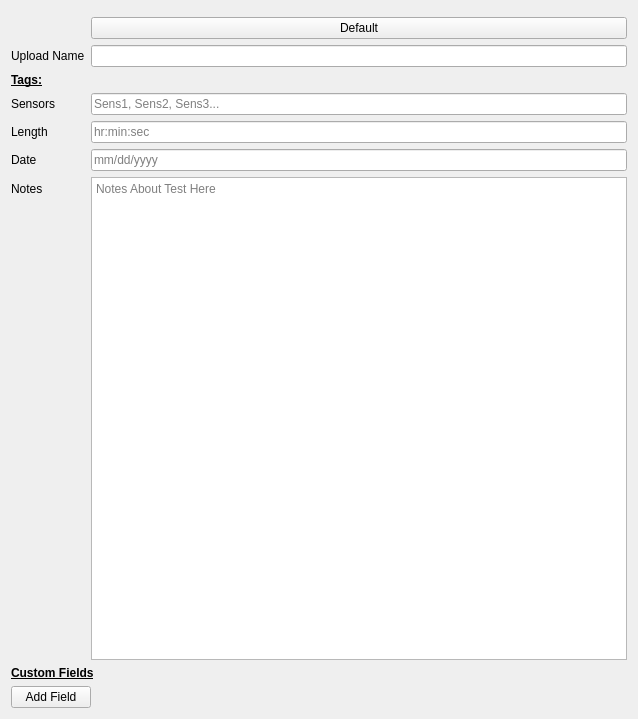
Before: the Qt Designer form Utilities/DataExport/saveTagsDialog.ui in Georgia-Tech-Off-Road/GTORDaata, drawn with Qt 5.
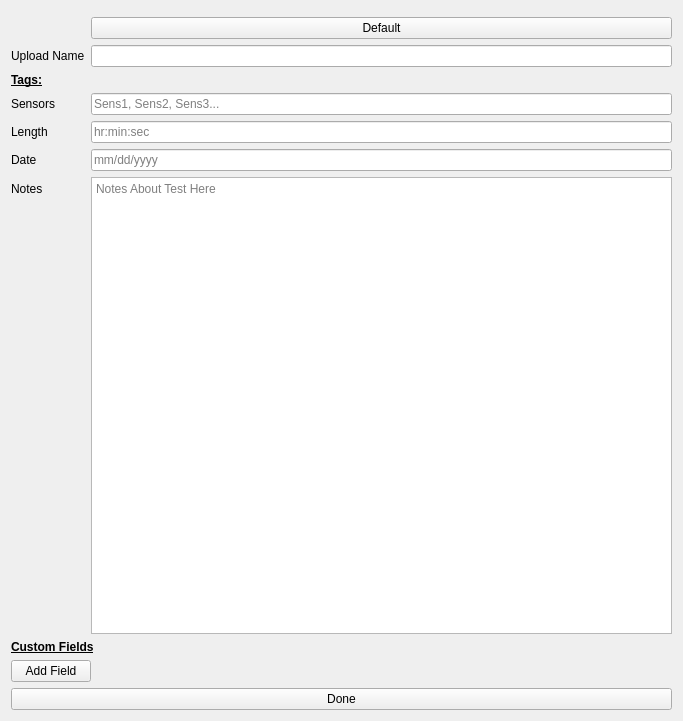
After: the same form once the commit is applied.

What changed in the file:
```diff
--- a/Utilities/DataExport/saveTagsDialog.ui
+++ b/Utilities/DataExport/saveTagsDialog.ui
@@ -6,8 +6,8 @@
    <rect>
     <x>0</x>
     <y>0</y>
-    <width>638</width>
-    <height>719</height>
+    <width>683</width>
+    <height>721</height>
    </rect>
   </property>
   <property name="windowTitle">
@@ -153,6 +153,16 @@
      </item>
     </layout>
    </item>
+   <item>
+    <widget class="QPushButton" name="DoneButton">
+     <property name="text">
+      <string>Done</string>
+     </property>
+     <property name="default">
+      <bool>false</bool>
+     </property>
+    </widget>
+   </item>
   </layout>
  </widget>
  <resources/>
```
Left out of the diff: 20 changed lines with no effect on the pictures.
